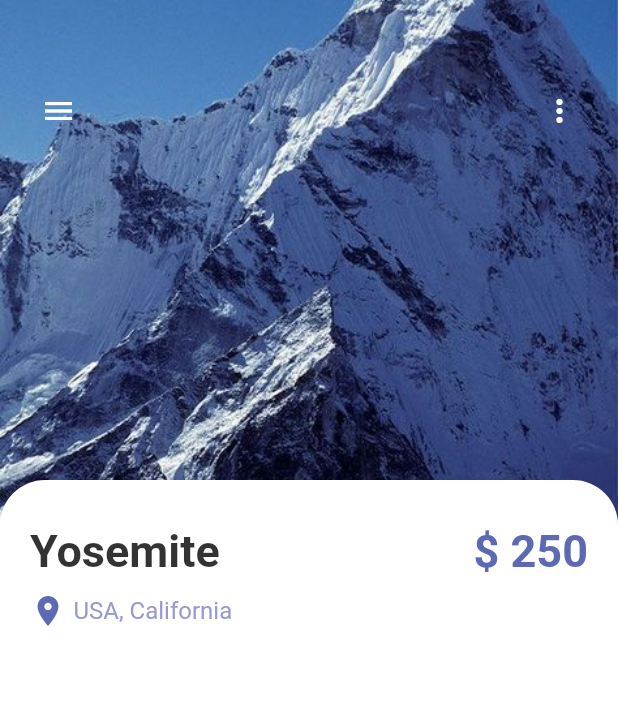
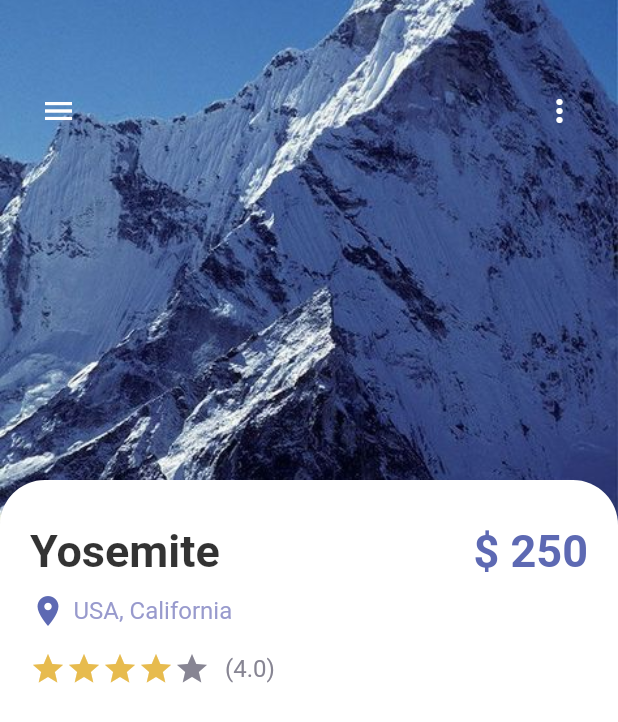
Before and after one commit to Thae00/trips, a Flutter app: the screen it shows after launch, on a phone screen of 412 x 824 dp. Shown: the top 722 px of the screen. Run offline on Flutter 3.47's test engine with Material 2 defaults, Android fonts, the phone set to English and light mode, and no system bars.

Commit message:
gottenStars change color

```diff
--- a/lib/pages/detail_page.dart
+++ b/lib/pages/detail_page.dart
@@ -11,6 +11,9 @@ class DetailPage extends StatefulWidget {
 }
 
 class _DetailPageState extends State<DetailPage> {
+
+  int gottenStars = 4;
+
   @override
   Widget build(BuildContext context) {
     return Scaffold(
@@ -59,6 +62,7 @@ class _DetailPageState extends State<DetailPage> {
                   ),
                 ),
                 child: Column(
+                  crossAxisAlignment: CrossAxisAlignment.start,
                   children: [
                     Row(
                       mainAxisAlignment: MainAxisAlignment.spaceBetween,
@@ -77,7 +81,18 @@ class _DetailPageState extends State<DetailPage> {
                         AppText(text: "USA, California", color: AppColors.textColor1,),
                       ],
                     ),
-                    SizedBox(height: 20,),
+                    SizedBox(height: 15,),
+                    Row(
+                      children: [
+                        Wrap(
+                          children: List.generate(5, (index) {
+                            return Icon(Icons.star, color: index < gottenStars ? AppColors.starColor : AppColors.textColor2);
+                          }),
+                        ),
+                        SizedBox(width: 10,),
+                        AppText(text: "(4.0)", color: AppColors.textColor2,),
+                      ],
+                    ),
                   ],
                 ),
               ),
```
